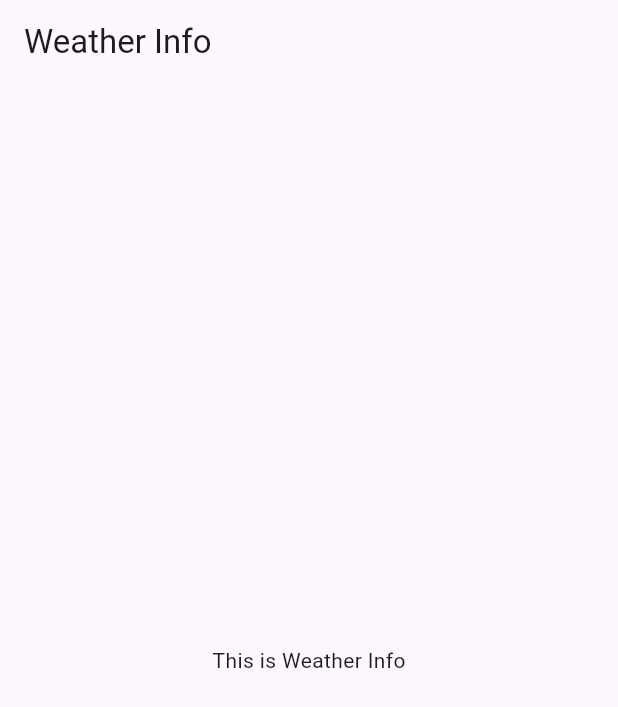
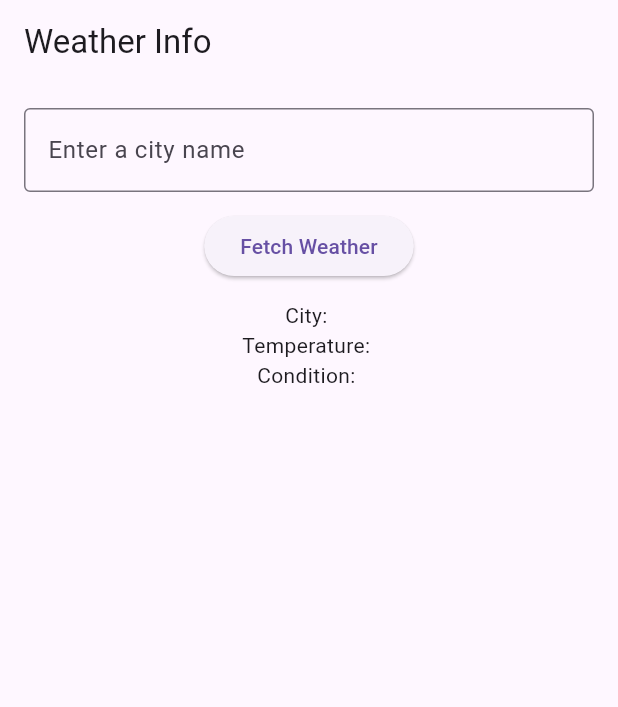
Before and after one commit to KaozhiChen/weather_info_app, a Flutter app: the screen it shows after launch, on a phone screen of 412 x 824 dp. Shown: the top 707 px of the screen. Run offline on Flutter 3.47's test engine with Material 3 defaults, Android fonts, the phone set to English and light mode, and no system bars.

Commit message:
Basic UI with input field and button

```diff
--- a/lib/main.dart
+++ b/lib/main.dart
@@ -1,13 +1,15 @@
 import 'package:flutter/material.dart';
 
 void main() {
-  runApp(WeatherInfoApp());
+  runApp(const WeatherInfoApp());
 }
 
 class WeatherInfoApp extends StatelessWidget {
+  const WeatherInfoApp({super.key});
+
   @override
   Widget build(BuildContext context) {
-    return MaterialApp(
+    return const MaterialApp(
       title: 'Weather Info App',
       home: WeatherHomePage(),
     );
@@ -15,19 +17,43 @@ class WeatherInfoApp extends StatelessWidget {
 }
 
 class WeatherHomePage extends StatefulWidget {
+  const WeatherHomePage({super.key});
+
   @override
   _WeatherHomePageState createState() => _WeatherHomePageState();
 }
 
 class _WeatherHomePageState extends State<WeatherHomePage> {
+  final TextEditingController _cityController = TextEditingController();
+
   @override
   Widget build(BuildContext context) {
     return Scaffold(
       appBar: AppBar(
         title: const Text('Weather Info'),
       ),
-      body: const Center(
-        child: Text('This is Weather Info'),
+      body: Padding(
+        padding: const EdgeInsets.all(16.0),
+        child: Column(
+          children: [
+            TextField(
+              controller: _cityController,
+              decoration: const InputDecoration(
+                labelText: 'Enter a city name',
+                border: OutlineInputBorder(),
+              ),
+            ),
+            const SizedBox(height: 12),
+            ElevatedButton(
+              onPressed: () {},
+              child: const Text('Fetch Weather'),
+            ),
+            const SizedBox(height: 12),
+            const Text('City: '),
+            const Text('Temperature: '),
+            const Text('Condition: '),
+          ],
+        ),
       ),
     );
   }
```
